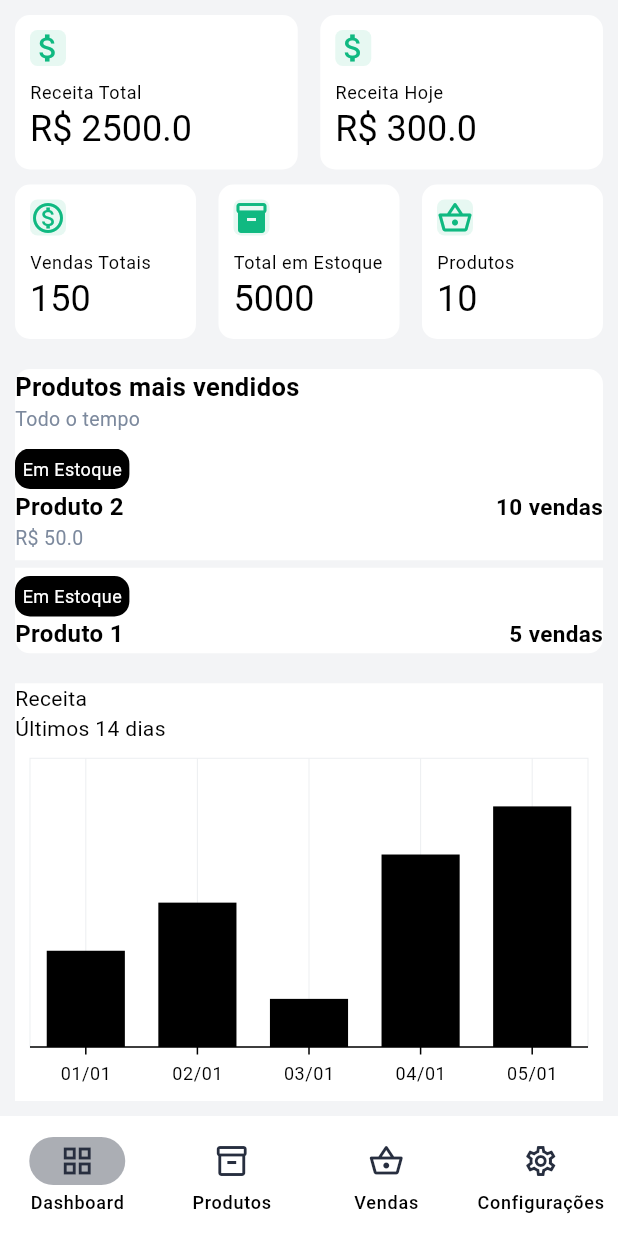
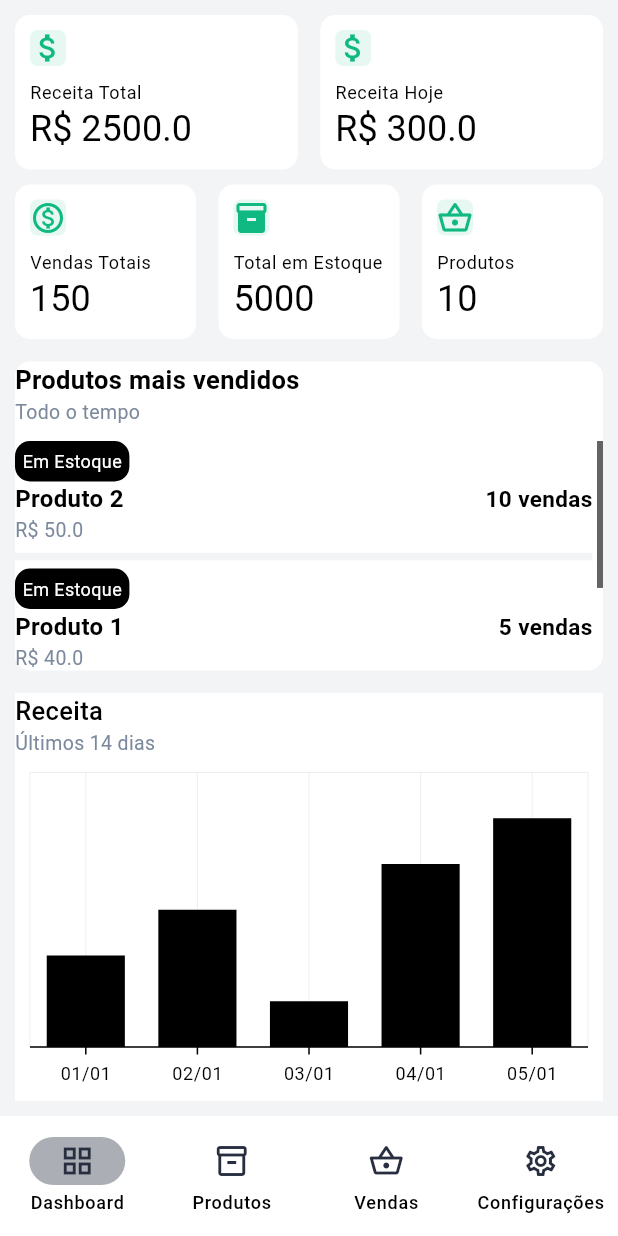
Before and after one commit to BrunoVieiraL/stockly, a Flutter app: the screen it shows after launch, on a phone screen of 412 x 824 dp. Run offline on Flutter 3.47's test engine with Material 3 defaults, Android fonts, the phone set to English and light mode, and no system bars; our stand-ins replace syncfusion_flutter_charts.

Commit message:
improve chart tooltip and change the size of some components

```diff
--- a/lib/ui/core/themes/theme.dart
+++ b/lib/ui/core/themes/theme.dart
@@ -17,6 +17,11 @@ abstract class AppTheme {
     ),
     iconTheme: IconThemeData(color: AppColors.green1),
     cardColor: Colors.white,
+    scrollbarTheme: ScrollbarThemeData(
+      thumbColor: WidgetStatePropertyAll(
+        Color(0xFF636363),
+      ),
+    ),
   );
 
   static ThemeData darkTheme = ThemeData(
--- a/lib/ui/dashboard/widgets/dashboard_bottom.dart
+++ b/lib/ui/dashboard/widgets/dashboard_bottom.dart
@@ -1,6 +1,7 @@
 import 'package:flutter/material.dart';
 import 'package:intl/intl.dart';
 import 'package:stockly/data/repositories/dashboard/dashboard_repository.dart';
+import 'package:stockly/ui/core/themes/colors.dart';
 import 'package:stockly/ui/dashboard/view_model/dashboard_view_model.dart';
 import 'package:syncfusion_flutter_charts/charts.dart';
 
@@ -25,12 +26,21 @@ class _DashboardBottomState extends State<DashboardBottom> {
         child: Column(
           crossAxisAlignment: CrossAxisAlignment.start,
           children: [
-            Text('Receita'),
-            Text('Últimos 14 dias'),
+            Text(
+              'Receita',
+              style: TextStyle(
+                fontWeight: FontWeight.w500,
+                fontSize: 17,
+              ),
+            ),
+            Text(
+              'Últimos 14 dias',
+              style: TextStyle(
+                fontSize: 13,
+                color: AppColors.grey3,
+              ),
+            ),
             Expanded(
-              child: ListenableBuilder(
-                listenable: widget.viewModel,
-                builder: (context, child) => child!,
               child: SfCartesianChart(
                 primaryYAxis: NumericAxis(
                   isVisible: false,
@@ -43,6 +53,57 @@ class _DashboardBottomState extends State<DashboardBottom> {
                 tooltipBehavior: TooltipBehavior(
                   enable: true,
                   activationMode: ActivationMode.singleTap,
+                  builder: (data, point, series, pointIndex, seriesIndex) {
+                    DateTime dateTime = data.x;
+                    String date =
+                        '${dateTime.day < 10 ? '0' : ''}${dateTime.day}/${dateTime.month < 10 ? '0' : ''}${dateTime.month}';
+                    return Container(
+                      color: Colors.white,
+                      width: MediaQuery.of(context).size.width * 0.25,
+                      height: MediaQuery.of(context).size.height * 0.07,
+                      child: Column(
+                        crossAxisAlignment: CrossAxisAlignment.start,
+                        children: [
+                          Padding(
+                            padding: const EdgeInsets.only(
+                              left: 5,
+                              top: 3,
+                            ),
+                            child: Text(
+                              date,
+                              style: TextStyle(
+                                fontWeight: FontWeight.w500,
+                              ),
+                            ),
+                          ),
+                          Row(
+                            mainAxisAlignment: MainAxisAlignment.start,
+                            children: [
+                              Padding(
+                                padding: const EdgeInsets.only(
+                                  left: 5,
+                                  bottom: 3,
+                                ),
+                                child: Text(
+                                  'Receita ',
+                                  style: TextStyle(
+                                    fontWeight: FontWeight.w300,
+                                    color: AppColors.grey3,
+                                  ),
+                                ),
+                              ),
+                              Text(
+                                data.y.toString(),
+                                style: TextStyle(
+                                  fontWeight: FontWeight.w500,
+                                ),
+                              ),
+                            ],
+                          ),
+                        ],
+                      ),
+                    );
+                  },
                 ),
                 series: <ColumnSeries<DataChart, DateTime>>[
                   ColumnSeries<DataChart, DateTime>(
@@ -55,7 +116,6 @@ class _DashboardBottomState extends State<DashboardBottom> {
                 ],
               ),
             ),
-            ),
           ],
         ),
       ),
--- a/lib/ui/dashboard/widgets/dashboard_mid.dart
+++ b/lib/ui/dashboard/widgets/dashboard_mid.dart
@@ -15,7 +15,7 @@ class _DashboardMidState extends State<DashboardMid> {
   @override
   Widget build(BuildContext context) {
     return Container(
-      height: MediaQuery.of(context).size.height * 0.23,
+      height: MediaQuery.of(context).size.height * 0.25,
       decoration: BoxDecoration(
         color: Colors.white,
         borderRadius: BorderRadius.circular(10),
@@ -39,6 +39,11 @@ class _DashboardMidState extends State<DashboardMid> {
           ),
           SizedBox(height: 10),
           Expanded(
+            child: Scrollbar(
+              interactive: true,
+              thumbVisibility: true,
+              child: Padding(
+                padding: const EdgeInsets.only(right: 7),
                 child: ListView.separated(
                   itemCount: widget.viewModel.mostSalesProducts!.length,
                   separatorBuilder: (context, index) => Divider(
@@ -53,8 +58,9 @@ class _DashboardMidState extends State<DashboardMid> {
                         Container(
                           padding: EdgeInsets.all(5),
                           decoration: BoxDecoration(
-                        color:
-                            sale?.stock != 0 ? Colors.black : AppColors.pink1,
+                            color: sale?.stock != 0
+                                ? Colors.black
+                                : AppColors.pink1,
                             borderRadius: BorderRadius.circular(10),
                           ),
                           child: Text(
@@ -98,6 +104,8 @@ class _DashboardMidState extends State<DashboardMid> {
                   },
                 ),
               ),
+            ),
+          ),
         ],
       ),
     );
--- a/lib/ui/dashboard/widgets/dashboard_screen.dart
+++ b/lib/ui/dashboard/widgets/dashboard_screen.dart
@@ -39,15 +39,10 @@ class _DashboardScreenState extends State<DashboardScreen> {
               onPressed: widget.viewModel.load.execute,
             );
           }
-          if (widget.viewModel.revenueChart != null) {
-            WidgetsBinding.instance.addPostFrameCallback((_) {
-              setState(() {});
-            });
-          }
           return child!;
         },
         child: Column(
-          spacing: 20,
+          spacing: 15,
           children: [
             DashboardTop(viewModel: widget.viewModel),
             DashboardMid(viewModel: widget.viewModel),
```
Lines whose indentation alone changed are shown as unchanged.
